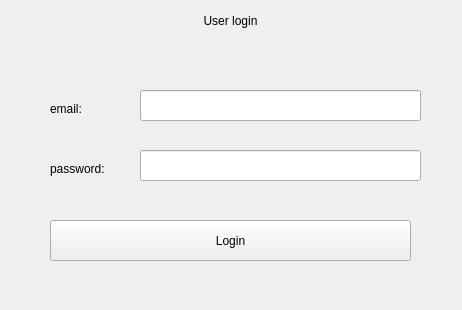
Above: src/views/login.ui from Jjat00/Deptherm-Inspection before the change. Below: the same form after it.
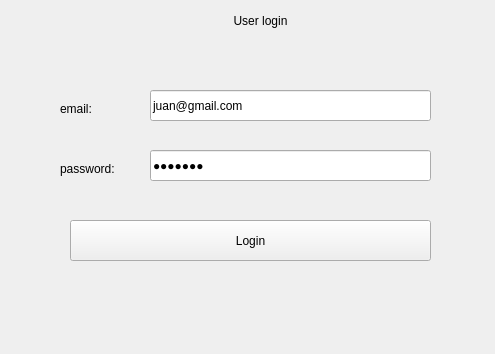
That is the form after the change.

Commit message: add login and ui configuration inspection

What changed in the file:
```diff
--- a/src/views/login.ui
+++ b/src/views/login.ui
@@ -6,8 +6,8 @@
    <rect>
     <x>0</x>
     <y>0</y>
-    <width>462</width>
-    <height>310</height>
+    <width>495</width>
+    <height>354</height>
    </rect>
   </property>
   <property name="windowTitle">
@@ -16,7 +16,7 @@
   <widget class="QPushButton" name="pushButton_3">
    <property name="geometry">
     <rect>
-     <x>50</x>
+     <x>70</x>
      <y>220</y>
      <width>361</width>
      <height>41</height>
@@ -29,32 +29,38 @@
   <widget class="QLineEdit" name="lineEdit_2">
    <property name="geometry">
     <rect>
-     <x>140</x>
+     <x>150</x>
      <y>90</y>
      <width>281</width>
      <height>31</height>
     </rect>
    </property>
    <property name="text">
-    <string/>
+    <string>juan@gmail.com</string>
    </property>
   </widget>
   <widget class="QLineEdit" name="lineEdit_3">
    <property name="geometry">
     <rect>
-     <x>140</x>
+     <x>150</x>
      <y>150</y>
      <width>281</width>
      <height>31</height>
     </rect>
    </property>
+   <property name="text">
+    <string>121d41s</string>
+   </property>
+   <property name="echoMode">
+    <enum>QLineEdit::Password</enum>
+   </property>
   </widget>
   <widget class="QLabel" name="labelHeader">
    <property name="geometry">
     <rect>
      <x>0</x>
      <y>0</y>
-     <width>461</width>
+     <width>521</width>
      <height>41</height>
     </rect>
    </property>
@@ -68,7 +74,7 @@
   <widget class="QLabel" name="label_3">
    <property name="geometry">
     <rect>
-     <x>50</x>
+     <x>60</x>
      <y>100</y>
      <width>67</width>
      <height>17</height>
@@ -81,7 +87,7 @@
   <widget class="QLabel" name="label_4">
    <property name="geometry">
     <rect>
-     <x>50</x>
+     <x>60</x>
      <y>160</y>
      <width>67</width>
      <height>17</height>
@@ -91,6 +97,22 @@
     <string>password:</string>
    </property>
   </widget>
+  <widget class="QLabel" name="labelMessage">
+   <property name="geometry">
+    <rect>
+     <x>70</x>
+     <y>280</y>
+     <width>381</width>
+     <height>41</height>
+    </rect>
+   </property>
+   <property name="text">
+    <string/>
+   </property>
+   <property name="alignment">
+    <set>Qt::AlignCenter</set>
+   </property>
+  </widget>
  </widget>
  <resources/>
  <connections/>
```
Left out of the diff: 6 changed lines with no effect on the pictures. The commit also changes 29 other files.
